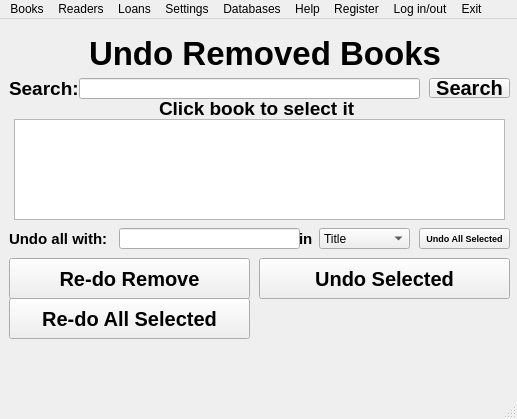
Above: src/mainwindow.ui from C0m3b4ck/ShelfSight before the change. Below: the same form after it.
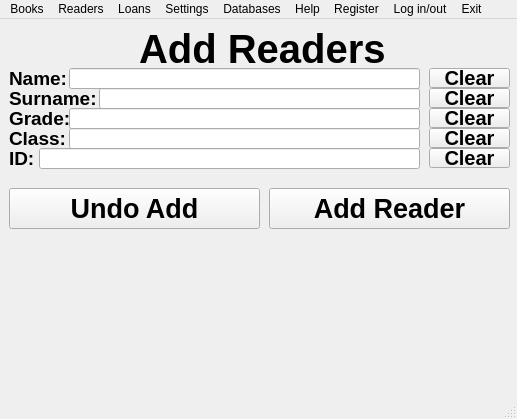
That is the form after the change.

Commit message: Minor README change + continued development (started reader workspaces)

The edit to the form file:
```diff
--- a/src/mainwindow.ui
+++ b/src/mainwindow.ui
@@ -24,7 +24,7 @@
      </rect>
     </property>
     <property name="currentIndex">
-     <number>6</number>
+     <number>9</number>
     </property>
     <widget class="QWidget" name="page">
      <widget class="QLabel" name="label">
@@ -2658,6 +2658,335 @@
       </property>
      </widget>
     </widget>
+    <widget class="QWidget" name="page_10">
+     <widget class="QLabel" name="label_18">
+      <property name="geometry">
+       <rect>
+        <x>130</x>
+        <y>0</y>
+        <width>251</width>
+        <height>41</height>
+       </rect>
+      </property>
+      <property name="font">
+       <font>
+        <pointsize>30</pointsize>
+        <bold>true</bold>
+       </font>
+      </property>
+      <property name="text">
+       <string>Add Readers</string>
+      </property>
+     </widget>
+     <widget class="QLineEdit" name="txtID_addbooks_2">
+      <property name="geometry">
+       <rect>
+        <x>60</x>
+        <y>80</y>
+        <width>351</width>
+        <height>21</height>
+       </rect>
+      </property>
+      <property name="font">
+       <font>
+        <pointsize>14</pointsize>
+        <bold>true</bold>
+       </font>
+      </property>
+     </widget>
+     <widget class="QLineEdit" name="txtTitle_addbooks_2">
+      <property name="geometry">
+       <rect>
+        <x>60</x>
+        <y>40</y>
+        <width>351</width>
+        <height>21</height>
+       </rect>
+      </property>
+      <property name="font">
+       <font>
+        <pointsize>14</pointsize>
+        <bold>true</bold>
+       </font>
+      </property>
+     </widget>
+     <widget class="QPushButton" name="btnUndoAdd_addbooks_2">
+      <property name="geometry">
+       <rect>
+        <x>0</x>
+        <y>160</y>
+        <width>251</width>
+        <height>41</height>
+       </rect>
+      </property>
+      <property name="font">
+       <font>
+        <pointsize>20</pointsize>
+        <bold>true</bold>
+       </font>
+      </property>
+      <property name="text">
+       <string>Undo Add</string>
+      </property>
+     </widget>
+     <widget class="QLabel" name="label_20">
+      <property name="geometry">
+       <rect>
+        <x>0</x>
+        <y>100</y>
+        <width>61</width>
+        <height>21</height>
+       </rect>
+      </property>
+      <property name="font">
+       <font>
+        <pointsize>14</pointsize>
+        <bold>true</bold>
+       </font>
+      </property>
+      <property name="text">
+       <string>Class:</string>
+      </property>
+     </widget>
+     <widget class="QLabel" name="label_21">
+      <property name="geometry">
+       <rect>
+        <x>0</x>
+        <y>40</y>
+        <width>61</width>
+        <height>21</height>
+       </rect>
+      </property>
+      <property name="font">
+       <font>
+        <pointsize>14</pointsize>
+        <bold>true</bold>
+       </font>
+      </property>
+      <property name="text">
+       <string>Name:</string>
+      </property>
+     </widget>
+     <widget class="QLabel" name="label_22">
+      <property name="geometry">
+       <rect>
+        <x>0</x>
+        <y>80</y>
+        <width>61</width>
+        <height>21</height>
+       </rect>
+      </property>
+      <property name="font">
+       <font>
+        <pointsize>14</pointsize>
+        <bold>true</bold>
+       </font>
+      </property>
+      <property name="text">
+       <string>Grade:</string>
+      </property>
+     </widget>
+     <widget class="QLabel" name="label_23">
+      <property name="geometry">
+       <rect>
+        <x>0</x>
+        <y>120</y>
+        <width>31</width>
+        <height>21</height>
+       </rect>
+      </property>
+      <property name="font">
+       <font>
+        <pointsize>14</pointsize>
+        <bold>true</bold>
+       </font>
+      </property>
+      <property name="text">
+       <string>ID:</string>
+      </property>
+     </widget>
+     <widget class="QPushButton" name="btnClear_title_addbooks_2">
+      <property name="geometry">
+       <rect>
+        <x>420</x>
+        <y>40</y>
+        <width>81</width>
+        <height>20</height>
+       </rect>
+      </property>
+      <property name="font">
+       <font>
+        <pointsize>15</pointsize>
+        <bold>true</bold>
+       </font>
+      </property>
+      <property name="text">
+       <string>Clear</string>
+      </property>
+     </widget>
+     <widget class="QPushButton" name="btnClear_author_addbooks_2">
+      <property name="geometry">
+       <rect>
+        <x>420</x>
+        <y>60</y>
+        <width>81</width>
+        <height>20</height>
+       </rect>
+      </property>
+      <property name="font">
+       <font>
+        <pointsize>15</pointsize>
+        <bold>true</bold>
+       </font>
+      </property>
+      <property name="text">
+       <string>Clear</string>
+      </property>
+     </widget>
+     <widget class="QLineEdit" name="txtAuthor_addbooks_2">
+      <property name="geometry">
+       <rect>
+        <x>90</x>
+        <y>60</y>
+        <width>321</width>
+        <height>21</height>
+       </rect>
+      </property>
+      <property name="font">
+       <font>
+        <pointsize>14</pointsize>
+        <bold>true</bold>
+       </font>
+      </property>
+     </widget>
+     <widget class="QPushButton" name="btnClear_id_addbooks_2">
+      <property name="geometry">
+       <rect>
+        <x>420</x>
+        <y>80</y>
+        <width>81</width>
+        <height>20</height>
+       </rect>
+      </property>
+      <property name="font">
+       <font>
+        <pointsize>15</pointsize>
+        <bold>true</bold>
+       </font>
+      </property>
+      <property name="text">
+       <string>Clear</string>
+      </property>
+     </widget>
+     <widget class="QLabel" name="label_24">
+      <property name="geometry">
+       <rect>
+        <x>0</x>
+        <y>60</y>
+        <width>91</width>
+        <height>21</height>
+       </rect>
+      </property>
+      <property name="font">
+       <font>
+        <pointsize>14</pointsize>
+        <bold>true</bold>
+       </font>
+      </property>
+      <property name="text">
+       <string>Surname:</string>
+      </property>
+     </widget>
+     <widget class="QPushButton" name="btnAddBook_addbooks_2">
+      <property name="geometry">
+       <rect>
+        <x>260</x>
+        <y>160</y>
+        <width>241</width>
+        <height>41</height>
+       </rect>
+      </property>
+      <property name="font">
+       <font>
+        <pointsize>20</pointsize>
+        <bold>true</bold>
+       </font>
+      </property>
+      <property name="text">
+       <string>Add Reader</string>
+      </property>
+     </widget>
+     <widget class="QLineEdit" name="txtID_addbooks_3">
+      <property name="geometry">
+       <rect>
+        <x>60</x>
+        <y>100</y>
+        <width>351</width>
+        <height>21</height>
+       </rect>
+      </property>
+      <property name="font">
+       <font>
+        <pointsize>14</pointsize>
+        <bold>true</bold>
+       </font>
+      </property>
+     </widget>
+     <widget class="QPushButton" name="btnClear_id_addbooks_3">
+      <property name="geometry">
+       <rect>
+        <x>420</x>
+        <y>100</y>
+        <width>81</width>
+        <height>20</height>
+       </rect>
+      </property>
+      <property name="font">
+       <font>
+        <pointsize>15</pointsize>
+        <bold>true</bold>
+       </font>
+      </property>
+      <property name="text">
+       <string>Clear</string>
+      </property>
+     </widget>
+     <widget class="QPushButton" name="btnClear_id_addbooks_4">
+      <property name="geometry">
+       <rect>
+        <x>420</x>
+        <y>120</y>
+        <width>81</width>
+        <height>20</height>
+       </rect>
+      </property>
+      <property name="font">
+       <font>
+        <pointsize>15</pointsize>
+        <bold>true</bold>
+       </font>
+      </property>
+      <property name="text">
+       <string>Clear</string>
+      </property>
+     </widget>
+     <widget class="QLineEdit" name="txtID_addbooks_4">
+      <property name="geometry">
+       <rect>
+        <x>30</x>
+        <y>120</y>
+        <width>381</width>
+        <height>21</height>
+       </rect>
+      </property>
+      <property name="font">
+       <font>
+        <pointsize>14</pointsize>
+        <bold>true</bold>
+       </font>
+      </property>
+     </widget>
+    </widget>
    </widget>
   </widget>
   <widget class="QMenuBar" name="menubar">
```
The commit also changes 2 other files.
